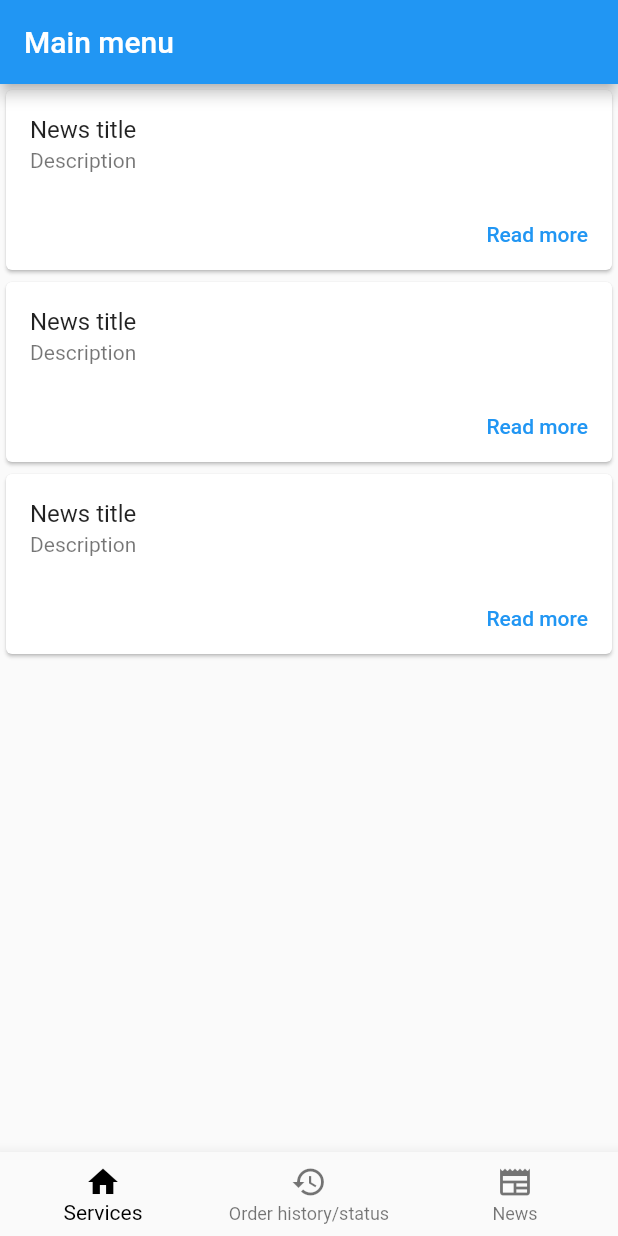
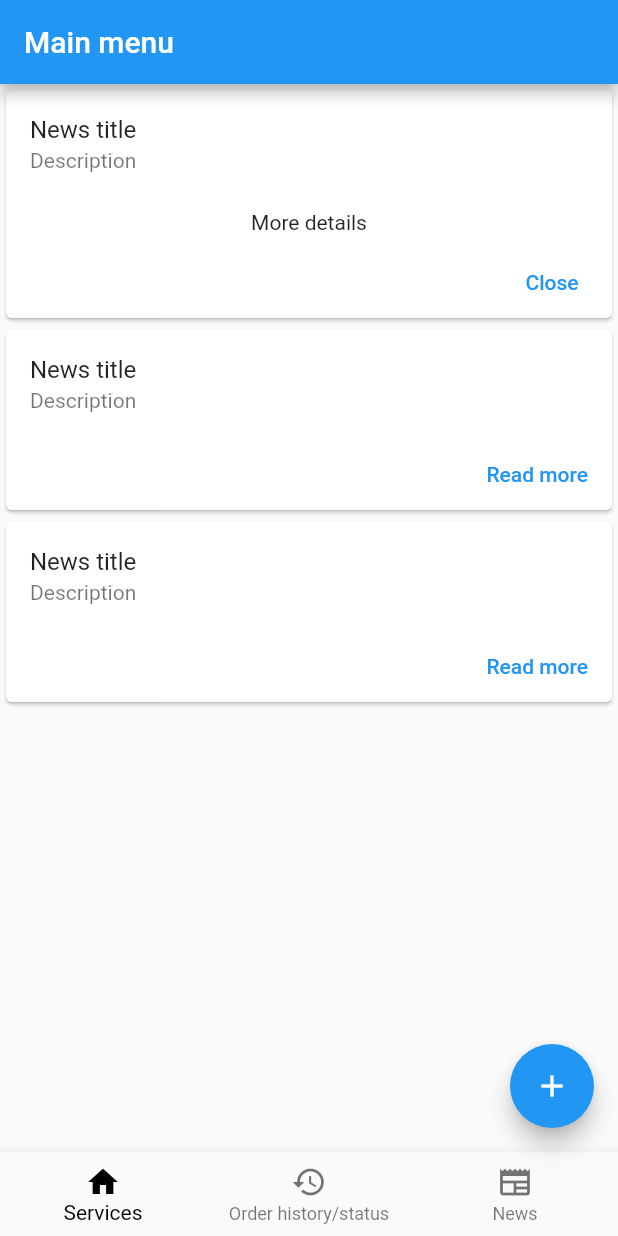
Before and after one commit to Mobiilikehitysprojekti/Flutter-Kiinteistohuolto, a Flutter app: the screen it shows after launch, after a tap on "Read more", on a phone screen of 412 x 824 dp. Run offline on Flutter 3.47's test engine with Material 2 defaults, Android fonts, the phone set to English and light mode, and no system bars.

Commit message:
Added button for admin to add more news. Added read more button

```diff
--- a/lib/news.dart
+++ b/lib/news.dart
@@ -1,30 +1,53 @@
 import 'package:flutter/material.dart';
-
 import 'navBar.dart';
 
-class News extends StatelessWidget {
-  const News({super.key, required this.title});
+class News extends StatefulWidget {
+  const News({Key? key, required this.title}) : super(key: key);
 
   final String title;
 
   @override
+  _NewsState createState() => _NewsState();
+}
+
+class _NewsState extends State<News> {
+  int _cardCount = 3;
+  bool isAdmin = true;
+
+  @override
   Widget build(BuildContext context) {
     return Scaffold(
-      appBar: AppBar(title: Text(title)),
+      appBar: AppBar(title: Text(widget.title)),
       body: ListView.builder(
-          itemCount: 3,
-          itemBuilder: (context, index) {
-            return const MenuCard();
-          }),
+        itemCount: _cardCount,
+        itemBuilder: (context, index) {
+          return MenuCard();
+        },
+      ),
       bottomNavigationBar: const NavBar(),
+      floatingActionButton: isAdmin
+          ? FloatingActionButton(
+              child: Icon(Icons.add),
+              onPressed: () {
+                setState(() {
+                  _cardCount++;
+                });
+              },
+            )
+          : null,
     );
   }
 }
 
-class MenuCard extends StatelessWidget {
-  const MenuCard({super.key});
+class MenuCard extends StatefulWidget {
+  const MenuCard({Key? key}) : super(key: key);
 
-  final cardAmount = 3;
+  @override
+  _MenuCardState createState() => _MenuCardState();
+}
+
+class _MenuCardState extends State<MenuCard> {
+  bool isExpanded = false;
 
   @override
   Widget build(BuildContext context) {
@@ -36,12 +59,21 @@ class MenuCard extends StatelessWidget {
             title: Text('News title'),
             subtitle: Text('Description'),
           ),
+          if (isExpanded)
+            const Padding(
+              padding: EdgeInsets.symmetric(horizontal: 16, vertical: 8),
+              child: Text('More details'),
+            ),
           Row(
             mainAxisAlignment: MainAxisAlignment.end,
             children: <Widget>[
               TextButton(
-                child: const Text('Read more'),
-                onPressed: () {/* ... */},
+                child: Text(isExpanded ? 'Close' : 'Read more'),
+                onPressed: () {
+                  setState(() {
+                    isExpanded = !isExpanded;
+                  });
+                },
               ),
               const SizedBox(width: 8),
             ],
```
